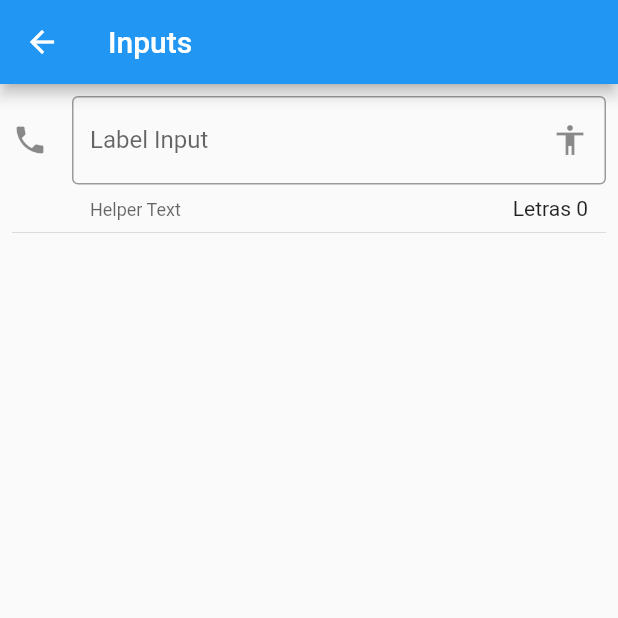
After one commit to geovannyAndrew/FlutterComponents, a Flutter app: the InputPage screen opened by its route, on a phone screen of 412 x 824 dp, the top half of it. The commit adds this screen. Run offline on Flutter 3.47's test engine with Material 2 defaults, Android fonts, the phone set to English and light mode, and no system bars.

Commit message:
TextField, created with own style, decorating with borders and labels, hints, icons, etc.

```diff
--- a/data/menu_opts.json
+++ b/data/menu_opts.json
@@ -20,6 +20,11 @@
             "ruta" : "animatedContainer",
             "icon" : "donut_large",
             "texto": "Animated - Container"
+        },
+        {
+            "ruta" : "inputs",
+            "icon" : "input",
+            "texto": "Inputs"
         }
     ]
 }
--- a/lib/routes/routes.dart
+++ b/lib/routes/routes.dart
@@ -4,6 +4,7 @@ import 'package:flutter_widgets/src/pages/animated_container_page.dart';
 import 'package:flutter_widgets/src/pages/avatar_page.dart';
 import 'package:flutter_widgets/src/pages/cards_page.dart';
 import 'package:flutter_widgets/src/pages/home_page.dart';
+import 'package:flutter_widgets/src/pages/input_page.dart';
 
 Map<String, WidgetBuilder> getApplicationRoutes(){
   return <String, WidgetBuilder>{
@@ -12,5 +13,6 @@ Map<String, WidgetBuilder> getApplicationRoutes(){
     'alert'   : (BuildContext context) => AlertPage(),
     'card'   : (BuildContext context) => CardPage(),
     'animatedContainer' : (BuildContext context) => AnimatedContainerPage(),
+    'inputs'  : (BuildContext context) => InputPage(),
   };
 }
--- /dev/null
+++ b/lib/src/pages/input_page.dart
@@ -0,0 +1,70 @@
+import 'package:flutter/material.dart';
+
+class InputPage extends StatefulWidget {
+  InputPage({Key key}) : super(key: key);
+
+  _InputPageState createState() => _InputPageState();
+}
+
+class _InputPageState extends State<InputPage> {
+
+  String _name = '';
+
+  @override
+  Widget build(BuildContext context) {
+    return Scaffold(
+       appBar: AppBar(
+         title: Text('Inputs'),
+       ),
+       body: ListView(
+         padding: EdgeInsets.all(8),
+         children: <Widget>[
+           _createInput(),
+           Divider(),
+           _createPerson()
+         ],
+       ),
+    );
+  }
+
+  Widget _createInput() {
+    return TextField(
+      onChanged: (String text){
+        setState(() {
+          _name = text;
+        });
+      },
+      autofocus: false,
+      textCapitalization: TextCapitalization.sentences,
+      decoration: InputDecoration(
+        border: OutlineInputBorder(
+          borderSide: BorderSide(
+            color: Colors.yellow,
+            width: 3
+          )
+        ),
+        focusedBorder: OutlineInputBorder(
+          borderSide: BorderSide(
+            color: Colors.yellow,
+            width: 3
+          )
+        ),
+        counter: Text('Letras ${_name.length}'),
+        counterStyle: TextStyle(
+          color: Colors.purple
+        ),
+        hintText: 'Name Person',
+        labelText: 'Label Input',
+        helperText: 'Helper Text',
+        suffixIcon: Icon(Icons.accessibility),
+        icon: Icon(Icons.phone)
+      ),
+    );
+  }
+
+  Widget _createPerson() {
+    return ListTile(
+      title: Text(_name),
+    );
+  }
+}
--- a/lib/src/utils/icon_string_util.dart
+++ b/lib/src/utils/icon_string_util.dart
@@ -4,7 +4,8 @@ final _icons = <String, IconData>{
   'add_alert'     : Icons.add_alert,
   'accessibility' : Icons.accessibility,
   'folder_open'   : Icons.folder_open,
-  'donut_large'   : Icons.donut_large
+  'donut_large'   : Icons.donut_large,
+  'input'         : Icons.input
 };
 
 Icon getIcon(String nameIcon){
```
